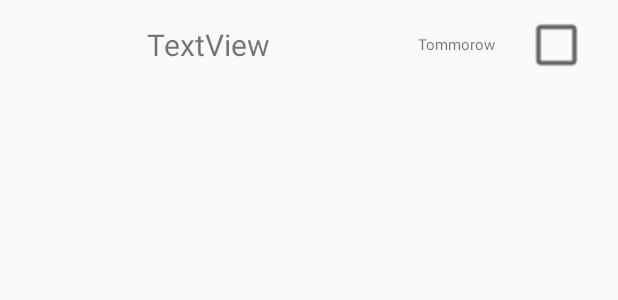
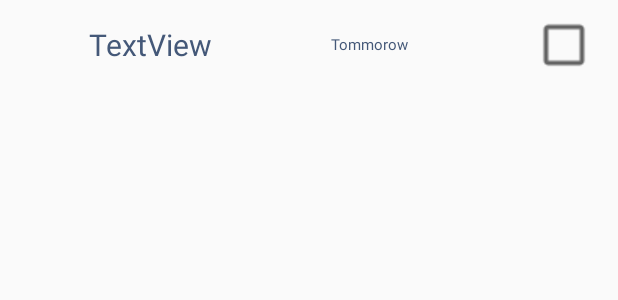
Before and after one commit to hube24/Organiser, an Android app: the layout tasks_list_element.xml on its own in the app's theme, with its tools: preview values and no code run, on a phone screen of 412 x 824 dp. Shown: the top 300 px of the screen. Run offline under Robolectric (Android 15) with nearby library versions, the phone set to English and light mode, and no system bars.

Commit message:
przystosowanie layoutu na nowe api

```diff
--- a/app/src/main/res/layout/tasks_list_element.xml
+++ b/app/src/main/res/layout/tasks_list_element.xml
@@ -6,13 +6,24 @@
     android:orientation="horizontal"
     android:clickable="false">
 
+    <RelativeLayout
+        android:layout_width="match_parent"
+        android:layout_height="match_parent">
+
         <LinearLayout
             android:orientation="horizontal"
-        android:layout_width="330dp"
             android:layout_height="match_parent"
             android:id="@+id/toTaskInfoButton"
             android:clickable="true"
-        android:focusable="true">
+            android:focusable="true"
+            android:layout_alignParentTop="true"
+            android:layout_alignParentLeft="true"
+            android:layout_alignParentStart="true"
+            android:layout_toStartOf="@+id/lvCheckBox"
+            android:layout_width="280dp"
+            android:layout_toLeftOf="@+id/lvCheckBox"
+            android:gravity="left"
+            android:weightSum="1">
 
             <TextView
                 android:text="TextView"
@@ -20,29 +31,41 @@
                 android:id="@+id/textViewElement"
                 android:textAlignment="center"
                 android:textSize="20sp"
-            android:layout_width="281dp"
                 android:gravity="center"
-            android:layout_weight="1"
-            android:duplicateParentState="true" />
+                android:duplicateParentState="true"
+                android:layout_width="200dp"
+                android:textColor="#445878" />
 
             <TextView
                 android:text="Tommorow"
                 android:layout_height="match_parent"
                 android:id="@+id/textViewTimeLeft"
+                android:textSize="10sp"
+                android:layout_alignBaseline="@+id/lvCheckBox"
+                android:layout_alignBottom="@+id/lvCheckBox"
+                android:layout_alignParentLeft="true"
+                android:layout_alignParentStart="true"
                 android:gravity="center"
-            android:textSize="10sp"
-            android:layout_width="55dp"
-            android:layout_weight="1"
-            android:duplicateParentState="true" />
+                android:layout_weight="0.32"
+                android:layout_width="60dp"
+                android:textColor="#445878" />
+
         </LinearLayout>
 
         <CheckBox
-        android:layout_width="match_parent"
-        android:layout_height="match_parent"
+            android:layout_width="wrap_content"
+            android:layout_height="wrap_content"
             android:id="@+id/lvCheckBox"
-        android:gravity="right|center_vertical|center_horizontal|center"
+            android:gravity="center"
             android:scaleX="1.5"
             android:scaleY="1.5"
-        android:layout_marginLeft="30dp" />
+            android:layout_weight="1"
+            android:layout_centerVertical="true"
+            android:layout_alignParentRight="true"
+            android:layout_alignParentEnd="true"
+            android:layout_marginRight="20dp"
+            android:textColor="#445878" />
+
+    </RelativeLayout>
 
 </LinearLayout>
```
Also changed, not shown: 1 other file. Lines whose indentation alone changed are shown as unchanged.
